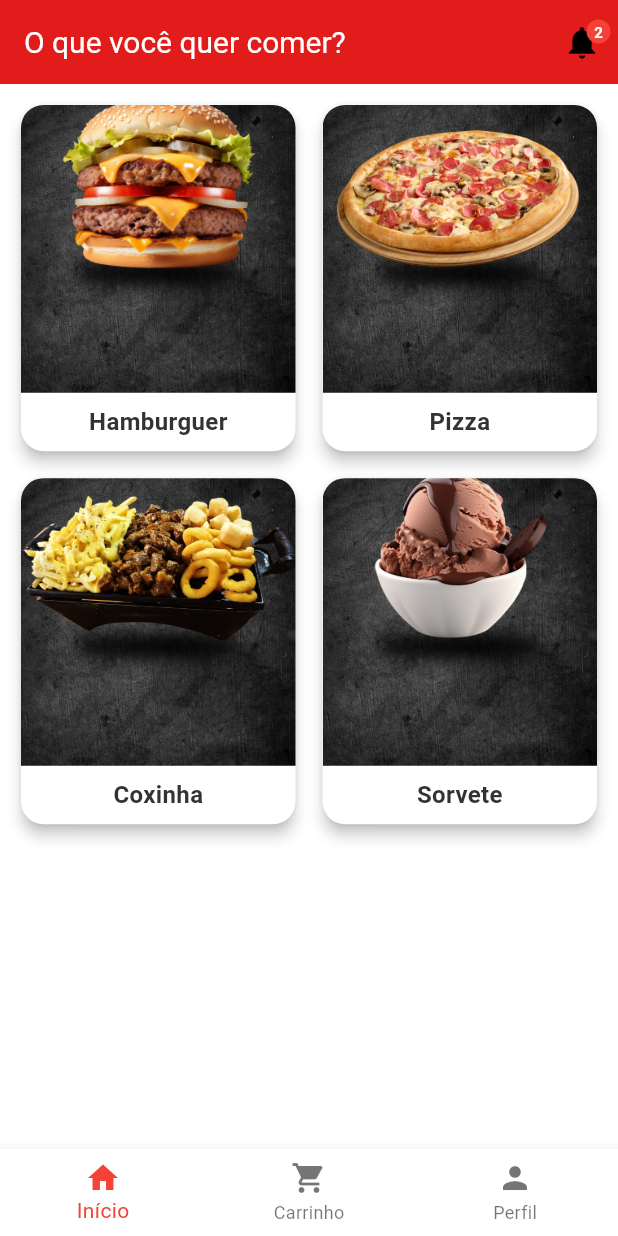
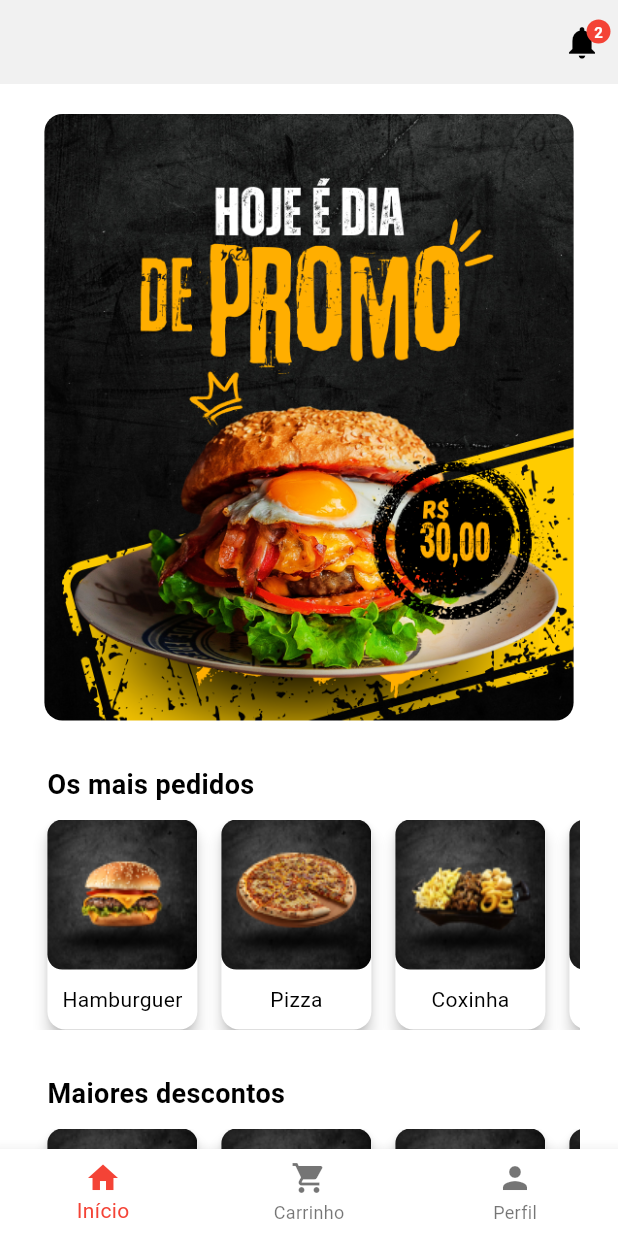
Before and after one commit to MatheusSilveira0402/auto_atendimento, a Flutter app: the screen it shows after launch, on a phone screen of 412 x 824 dp. Run offline on Flutter 3.47's test engine with Material 3 defaults, Android fonts, the phone set to English and light mode, and no system bars; drawn by our look-alikes of carousel_slider.

Commit message:
Implemented a carousel on the homepage and a product section below, separating the most requested items from those on promotion. Also created a size extension to improve responsiveness on different screen sizes.

```diff
--- a/lib/main.dart
+++ b/lib/main.dart
@@ -60,7 +60,9 @@ class _MainScreenState extends State<_MainScreen> {
   @override
   Widget build(BuildContext context) {
     return Scaffold(
-      body: _screens[_selectedIndex],
+      body: ScrollConfiguration(
+        behavior: ScrollBehavior().copyWith(overscroll: false),
+        child: _screens[_selectedIndex]),
       bottomNavigationBar: BottomNavigationBar(
         items: const [
           BottomNavigationBarItem(icon: Icon(Icons.home), label: "Início"),
--- a/lib/screens/home_screen.dart
+++ b/lib/screens/home_screen.dart
@@ -1,66 +1,40 @@
-import 'package:auto_atendimento/widgets/custom_appbar.dart';
-import 'package:auto_atendimento/widgets/notifications_icon.dart';
+import 'package:auto_atendimento/ui/size_extensions.dart';
 import 'package:flutter/material.dart';
+import '../widgets/custom_appbar.dart';
+import '../widgets/notifications_icon.dart';
+import '../widgets/carousel.dart';
+import '../widgets/product_list.dart';
 
 class HomeScreen extends StatelessWidget {
-  final List<Map<String, String>> produtos = [
-    {"nome": "Hamburguer", "imagem": "assets/images/burger.png"},
-    {"nome": "Pizza", "imagem": "assets/images/pizza.png"},
-    {"nome": "Coxinha", "imagem": "assets/images/snack.png"},
-    {"nome": "Sorvete", "imagem": "assets/images/icecream.png"},
-  ];
-
-  HomeScreen({super.key});
+  const HomeScreen({super.key});
 
   @override
   Widget build(BuildContext context) {
     return Scaffold(
       appBar: CustomAppBar(
-        title: "O que você quer comer?",
+        title: "",
         actions: [NotificationIcon()],
       ),
-      body: Padding(
-        padding: EdgeInsets.all(10),
-        child: GridView.builder(
-          gridDelegate: SliverGridDelegateWithFixedCrossAxisCount(
-            crossAxisCount: 2,
-            crossAxisSpacing: 10,
-            mainAxisSpacing: 10,
-            childAspectRatio: 0.8,
+      body: ScrollConfiguration(
+        behavior: ScrollBehavior().copyWith(scrollbars: false,),
+        child: SingleChildScrollView(
+          physics: BouncingScrollPhysics(),
+          child: Center(
+            child: Container(
+              width: context.percentWidth(1),
+              height: context.percentHeigth(1),
+              padding: EdgeInsets.all(10),
+              child: Column(
+                mainAxisAlignment: MainAxisAlignment.spaceBetween,
+                spacing: 30.0,
+                children: [
+                  CarouselWidget(),
+                  ProductList(title: "Os mais pedidos"),
+                  ProductList(title: "Maiores descontos"),
+                ],
+              ),
+            ),
           ),
-          itemCount: produtos.length,
-          itemBuilder: (context, index) {
-            return GestureDetector(
-              onTap: () {
-                //Navigator.pushNamed(context, '/detail', arguments: produtos[index]);
-              },
-              child: Card(
-                elevation: 4,
-                shape: RoundedRectangleBorder(borderRadius: BorderRadius.circular(15)),
-                child: Column(
-                  children: [
-                    Expanded(
-                      child: ClipRRect(
-                        borderRadius: BorderRadius.vertical(top: Radius.circular(15)),
-                        child: Image.asset(
-                          produtos[index]["imagem"]!,
-                          fit: BoxFit.cover,
-                          width: double.infinity,
-                        ),
-                      ),
-                    ),
-                    Padding(
-                      padding: EdgeInsets.all(8),
-                      child: Text(
-                        produtos[index]["nome"]!,
-                        style: TextStyle(fontSize: 16, fontWeight: FontWeight.bold),
-                      ),
-                    ),
-                  ],
-                ),
-              ),
-            );
-          },
         ),
       ),
     );
--- a/lib/screens/profile_screen.dart
+++ b/lib/screens/profile_screen.dart
@@ -1,6 +1,8 @@
 import 'package:flutter/material.dart';
 
 class ProfileScreen extends StatelessWidget {
+  const ProfileScreen({super.key});
+
   @override
   Widget build(BuildContext context) {
     return Scaffold(
--- a/lib/theme/colors.dart
+++ b/lib/theme/colors.dart
@@ -1,9 +1,29 @@
 import 'package:flutter/material.dart';
 
 class AppColors {
-  static const Color primary = Color(0xFFE21B1B); // Vermelho estilo iFood
-  static const Color secondary = Color(0xFFFAB72E); // Amarelo para destaque
-  static const Color background = Color(0xFFFFFFFF); // Branco
-  static const Color text = Color(0xFF333333); // Preto suave
-  static const Color card = Color(0xFFF5F5F5); // Cinza claro
+  // Cores principais (cores quentes que estimulam o apetite)
+  static const Color primary = Color(0xFF2a2a2a);
+  static const Color secondary = Color(0xFFFFA500);
+  static const Color accent = Color(0xFFFFD700);
+
+  // Fundo
+  static const Color backgroundLight = Color(0xFFFFFFFF);
+  static const Color backgroundDark = primary;
+
+  // Texto
+  static const Color textLight = Color(0xFF000000);
+  static const Color textDark = Color(0xFFFFFFFF);
+  static const Color textDarkSecondary = Color(0xFFBFBFBF);
+
+  // AppBar
+  static const Color appBarLight = backgroundLight;
+  static const Color appBarDark = backgroundDark;
+
+  // Botões
+  static const Color buttonBackground = accent; // Amarelo para botões
+  static const Color buttonText = Colors.white; // Texto branco para botões
+
+  // Bordas e Destaques
+  static const Color borderLight = Color(0xFFD1A87D); // Bege escuro para bordas no tema claro
+  static const Color borderDark = Color(0xFF4A4A4A); // Cinza escuro para bordas no tema escuro
 }
--- a/lib/theme/theme.dart
+++ b/lib/theme/theme.dart
@@ -5,24 +5,24 @@ class AppTheme {
   // Tema Claro
   static ThemeData lightTheme = ThemeData(
     primaryColor: AppColors.primary,
-    scaffoldBackgroundColor: AppColors.background,
+    scaffoldBackgroundColor: AppColors.backgroundLight,
     colorScheme: ColorScheme.light(
       primary: AppColors.primary,
       secondary: AppColors.secondary,
     ),
     textTheme: TextTheme(
-      bodyLarge: TextStyle(color: AppColors.text),
-      bodyMedium: TextStyle(color: AppColors.text),
+      bodyLarge: TextStyle(color: AppColors.textLight),
+      bodyMedium: TextStyle(color: AppColors.textLight),
     ),
     appBarTheme: AppBarTheme(
-      backgroundColor: AppColors.primary,
-      elevation: 0,
+      backgroundColor: AppColors.appBarLight,
+      elevation: 2,
       titleTextStyle: TextStyle(color: Colors.white, fontSize: 20),
     ),
     elevatedButtonTheme: ElevatedButtonThemeData(
       style: ElevatedButton.styleFrom(
-        backgroundColor: AppColors.primary,
-        foregroundColor: Colors.white,
+        backgroundColor: AppColors.buttonBackground,
+        foregroundColor: AppColors.buttonText,
         padding: EdgeInsets.symmetric(vertical: 12, horizontal: 24),
         shape: RoundedRectangleBorder(borderRadius: BorderRadius.circular(10)),
       ),
@@ -32,24 +32,24 @@ class AppTheme {
   // Tema Escuro
   static ThemeData darkTheme = ThemeData(
     primaryColor: AppColors.primary,
-    scaffoldBackgroundColor: Colors.black,
+    scaffoldBackgroundColor: AppColors.backgroundDark, // Fundo escuro mais claro
     colorScheme: ColorScheme.dark(
       primary: AppColors.primary,
       secondary: AppColors.secondary,
     ),
     textTheme: TextTheme(
-      bodyLarge: TextStyle(color: Colors.white),
-      bodyMedium: TextStyle(color: Colors.white70),
+      bodyLarge: TextStyle(color: AppColors.textDark),
+      bodyMedium: TextStyle(color: AppColors.textDarkSecondary),
     ),
     appBarTheme: AppBarTheme(
-      backgroundColor: Colors.black,
-      elevation: 0,
+      backgroundColor: AppColors.appBarDark, // Mantendo o vermelho vibrante para identidade
+      elevation: 2,
       titleTextStyle: TextStyle(color: Colors.white, fontSize: 20),
     ),
     elevatedButtonTheme: ElevatedButtonThemeData(
       style: ElevatedButton.styleFrom(
-        backgroundColor: AppColors.primary,
-        foregroundColor: Colors.white,
+        backgroundColor: AppColors.buttonBackground,
+        foregroundColor: AppColors.buttonText,
         padding: EdgeInsets.symmetric(vertical: 12, horizontal: 24),
         shape: RoundedRectangleBorder(borderRadius: BorderRadius.circular(10)),
       ),
--- /dev/null
+++ b/lib/ui/size_extensions.dart
@@ -0,0 +1,10 @@
+import 'package:flutter/material.dart';
+
+extension SizeExtensions on BuildContext {
+  double get screenWidth => MediaQuery.of(this).size.width;
+  double get screenHeigth => MediaQuery.of(this).size.height;
+
+  double percentWidth(double percent) => percent * screenWidth;
+  double percentHeigth(double percent) => percent * screenHeigth;
+
+}
--- /dev/null
+++ b/lib/widgets/carousel.dart
@@ -0,0 +1,37 @@
+import 'package:auto_atendimento/ui/size_extensions.dart';
+import 'package:carousel_slider/carousel_slider.dart';
+import 'package:flutter/widgets.dart';
+
+class CarouselWidget extends StatelessWidget {
+  final List<String> images = [
+    "assets/images/promo1.png",
+    "assets/images/promo2.png",
+  ];
+
+  // Usando o novo CarouselSliderController para evitar conflitos
+  final CarouselSliderController _controller = CarouselSliderController();
+
+  CarouselWidget({super.key});
+
+  @override
+  Widget build(BuildContext context) {
+    return Container(
+      margin: EdgeInsets.only(top: 10),
+      child: CarouselSlider(
+        carouselController: _controller,
+        options: CarouselOptions(
+          autoPlay: true,
+          enlargeCenterPage: true,
+          aspectRatio: context.percentHeigth(1) / 850,
+          viewportFraction: 0.9,
+        ),
+        items: images.map((img) {
+          return ClipRRect(
+            borderRadius: BorderRadius.circular(12),
+            child: Image.asset(img, fit: BoxFit.cover, width: double.infinity),
+          );
+        }).toList(),
+      ),
+    );
+  }
+}
--- /dev/null
+++ b/lib/widgets/product_list.dart
@@ -0,0 +1,65 @@
+import 'package:auto_atendimento/ui/size_extensions.dart';
+import 'package:flutter/material.dart';
+
+class ProductList extends StatelessWidget {
+  final String title;
+  final List<Map<String, String>> products = [
+    {"name": "Hamburguer", "image": "assets/images/burger.png"},
+    {"name": "Pizza", "image": "assets/images/pizza.png"},
+    {"name": "Coxinha", "image": "assets/images/snack.png"},
+    {"name": "Sorvete", "image": "assets/images/icecream.png"},
+  ];
+
+  ProductList({super.key, required this.title});
+
+  @override
+  Widget build(BuildContext context) {
+    return Column(
+      crossAxisAlignment: CrossAxisAlignment.start,
+      spacing: 10,
+      children: [
+        Padding(
+          padding: EdgeInsets.symmetric(horizontal: 16),
+          child: Text(title, style: TextStyle(fontSize: 18, fontWeight: FontWeight.bold)),
+        ),
+        Container(
+          margin: EdgeInsets.only(right: 10),
+          width: context.percentWidth(0.9),
+          height: 140,
+          child: ScrollConfiguration(
+            behavior: ScrollBehavior().copyWith(scrollbars: false), // Esconde a barra de rolagem
+            child: ListView.builder(
+              scrollDirection: Axis.horizontal,
+              physics: BouncingScrollPhysics(), // Mantém rolagem fluida
+              itemCount: products.length,
+              itemBuilder: (context, index) {
+                return Padding(
+                  padding: EdgeInsets.only(left: 16),
+                  child: SizedBox(
+                    width: 100,
+                    height: 100,
+                    child: Card(
+                      elevation: 4.0,
+                      margin: EdgeInsets.zero,
+                      child: Column(
+                        mainAxisAlignment: MainAxisAlignment.start,
+                        spacing: 10,
+                        children: [
+                          ClipRRect(
+                            borderRadius: BorderRadius.circular(10),
+                            child: Image.asset(products[index]["image"]!,)
+                          ),
+                          Text(products[index]["name"]!, style: TextStyle(fontSize: 14)),
+                        ],
+                      ),
+                    ),
+                  ),
+                );
+              },
+            ),
+          ),
+        ),
+      ],
+    );
+  }
+}
--- a/pubspec.yaml
+++ b/pubspec.yaml
@@ -14,6 +14,7 @@ dependencies:
   flutter:
     sdk: flutter
   provider: ^6.1.2
+  carousel_slider: ^5.0.0
 
   cupertino_icons: ^1.0.8
 
```
Also changed, not shown: assets/images/burger.png, assets/images/icecream.png, assets/images/pizza.png, assets/images/promo1.png (added), assets/images/promo2.png (added), assets/images/snack.png.
